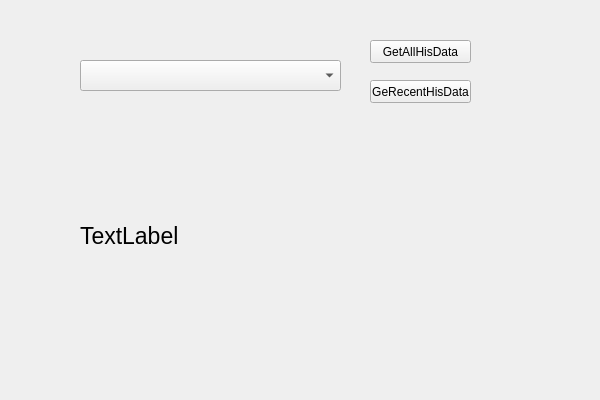
The window that TlsAquireData/tlsaquiredata.ui (spartawwy/FForcast_train) describes before a commit, drawn with Qt 5.
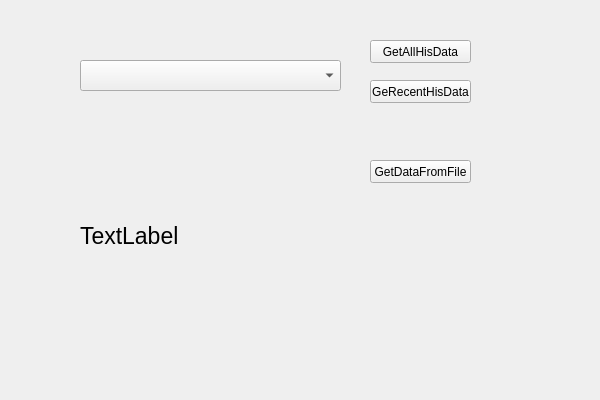
The same window after the commit.

Diff of the .ui file:
```diff
--- a/TlsAquireData/tlsaquiredata.ui
+++ b/TlsAquireData/tlsaquiredata.ui
@@ -67,6 +67,19 @@
     <string>GeRecentHisData</string>
    </property>
   </widget>
+  <widget class="QPushButton" name="btnGetDataFromFile">
+   <property name="geometry">
+    <rect>
+     <x>370</x>
+     <y>160</y>
+     <width>101</width>
+     <height>23</height>
+    </rect>
+   </property>
+   <property name="text">
+    <string>GetDataFromFile</string>
+   </property>
+  </widget>
  </widget>
  <layoutdefault spacing="6" margin="11"/>
  <resources>
```
